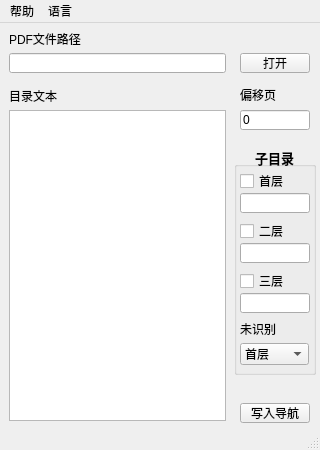
Above: gui/main.ui from chroming/pdfdir before the change. Below: the same form after it.
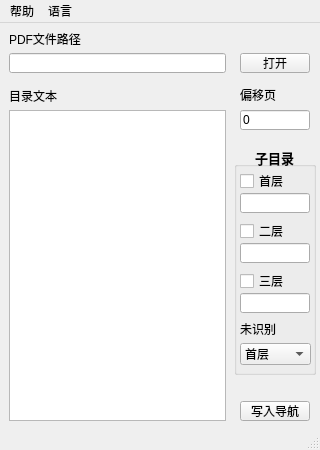
That is the form after the change.

What changed in the file:
```diff
--- a/gui/main.ui
+++ b/gui/main.ui
@@ -18,14 +18,14 @@
   </property>
   <property name="minimumSize">
    <size>
-    <width>315</width>
-    <height>386</height>
+    <width>320</width>
+    <height>450</height>
    </size>
   </property>
   <property name="maximumSize">
    <size>
     <width>320</width>
-    <height>500</height>
+    <height>450</height>
    </size>
   </property>
   <property name="windowTitle">
@@ -84,7 +84,7 @@
     <property name="geometry">
      <rect>
       <x>240</x>
-      <y>380</y>
+      <y>378</y>
       <width>70</width>
       <height>20</height>
      </rect>
@@ -250,7 +250,7 @@
      <rect>
       <x>240</x>
       <y>320</y>
-      <width>69</width>
+      <width>71</width>
       <height>22</height>
      </rect>
     </property>
```
Left out of the diff: 8 changed lines with no effect on the pictures.
